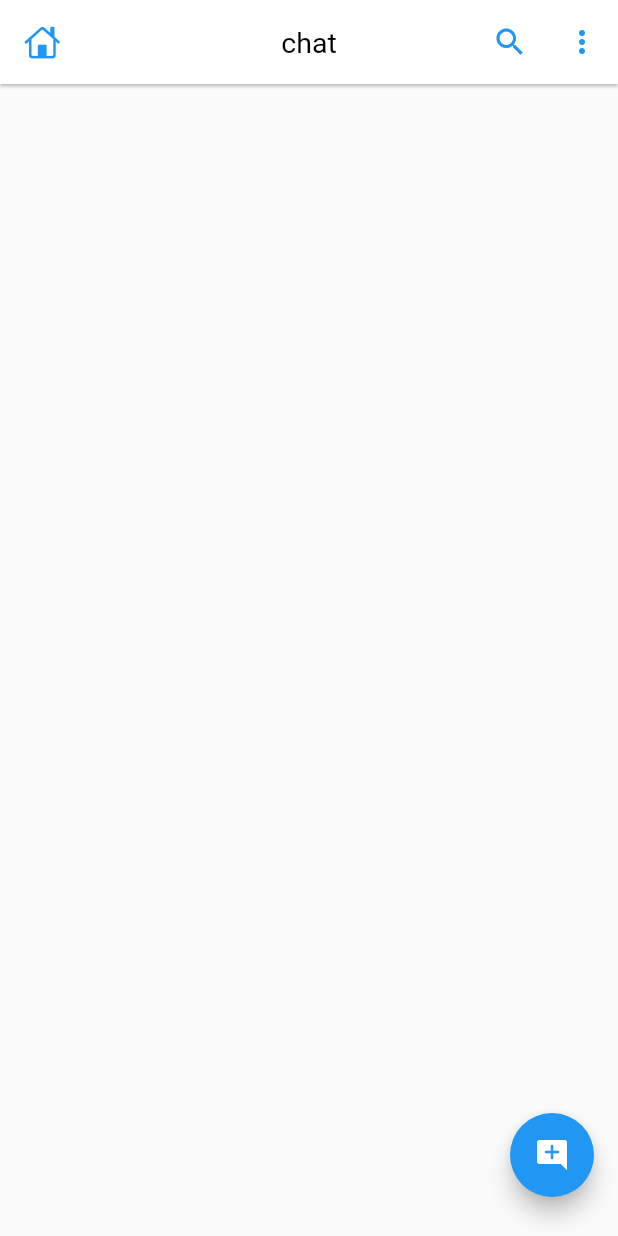
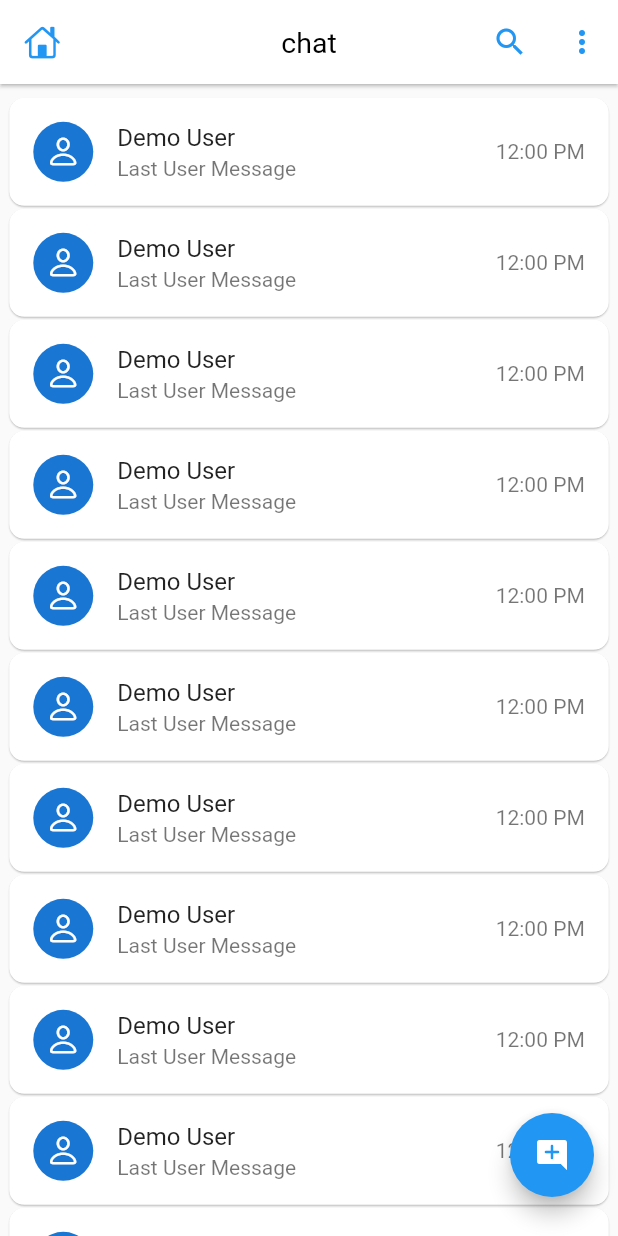
Before and after one commit to deepak27rathore/One_to_One, a Flutter app: the HomeScreen screen opened directly, after a tap on the "add comment" icon, on a phone screen of 412 x 824 dp. Run offline on Flutter 3.47's test engine with Material 2 defaults, Android fonts, the phone set to English and light mode, and no system bars; our stand-ins replace firebase_auth, firebase_core, google_sign_in; accounts and stored records are empty.

Commit message:
UI Design For Chat User Card

```diff
--- a/one_to_one/lib/Screens/HomeScreen.dart
+++ b/one_to_one/lib/Screens/HomeScreen.dart
@@ -1,7 +1,9 @@
-import 'package:firebase_auth/firebase_auth.dart';
 import 'package:flutter/cupertino.dart';
 import 'package:flutter/material.dart';
 import 'package:google_sign_in/google_sign_in.dart';
+import 'package:one_to_one/api/apis.dart';
+import 'package:one_to_one/main.dart';
+import 'package:one_to_one/widgets/chat_user_card.dart';
 
 class HomeScreen extends StatefulWidget {
   const HomeScreen({super.key});
@@ -31,11 +33,18 @@
           padding: const EdgeInsets.only(bottom: 10),
           child: FloatingActionButton(
               onPressed: () async {
-                await FirebaseAuth.instance.signOut();
+                await APIs.auth.signOut();
                 await GoogleSignIn().signOut();
               },
               child: const Icon(Icons.add_comment_rounded)),
         ) // AppBar
-        ); // Scaffold
+        ,
+        body: ListView.builder(
+            itemCount: 16,
+            padding: EdgeInsets.only(top: mq.height * 0.01),
+            physics: const BouncingScrollPhysics(),
+            itemBuilder: (context, index) {
+              return const ChatUserCard();
+            })); // Scaffold
   }
 }
--- a/one_to_one/lib/Screens/splash_screen.dart
+++ b/one_to_one/lib/Screens/splash_screen.dart
@@ -1,11 +1,9 @@
 import 'dart:developer';
-
-import 'package:firebase_auth/firebase_auth.dart';
-import 'package:firebase_core/firebase_core.dart';
 import 'package:flutter/material.dart';
 import 'package:flutter/services.dart';
 import 'package:one_to_one/Screens/Auth/login_screen.dart';
 import 'package:one_to_one/Screens/HomeScreen.dart';
+import 'package:one_to_one/api/apis.dart';
 import 'package:one_to_one/main.dart';
 
 //splash screen
@@ -25,8 +23,8 @@
       SystemChrome.setEnabledSystemUIMode(SystemUiMode.edgeToEdge);
       SystemChrome.setSystemUIOverlayStyle(
           const SystemUiOverlayStyle(statusBarColor: Colors.transparent));
-      if (FirebaseAuth.instance.currentUser != null) {
-        log('\nUser ${FirebaseAuth.instance.currentUser}');
+      if (APIs.auth.currentUser != null) {
+        log('\nUser ${APIs.auth.currentUser}');
         //naviagte to homescreen
         Navigator.pushReplacement(
             context, MaterialPageRoute(builder: (_) => const HomeScreen()));
--- /dev/null
+++ b/one_to_one/lib/api/apis.dart
@@ -0,0 +1,5 @@
+import 'package:firebase_auth/firebase_auth.dart';
+
+class APIs {
+  static FirebaseAuth auth = FirebaseAuth.instance;
+}
--- /dev/null
+++ b/one_to_one/lib/widgets/chat_user_card.dart
@@ -0,0 +1,36 @@
+import 'package:flutter/cupertino.dart';
+import 'package:flutter/material.dart';
+import 'package:one_to_one/main.dart';
+
+class ChatUserCard extends StatefulWidget {
+  const ChatUserCard({super.key});
+
+  @override
+  State<ChatUserCard> createState() => _ChatUserCardState();
+}
+
+class _ChatUserCardState extends State<ChatUserCard> {
+  @override
+  Widget build(BuildContext context) {
+    return Card(
+        margin: EdgeInsets.symmetric(horizontal: mq.width * .015, vertical: 1),
+        elevation: 0.5,
+        shape: RoundedRectangleBorder(borderRadius: BorderRadius.circular(10)),
+        child: InkWell(
+          onTap: () {},
+          child: const ListTile(
+            //User Profile
+            leading: CircleAvatar(child: Icon(CupertinoIcons.person)),
+
+            //User name
+            title: Text('Demo User'),
+
+            //user last Message
+            subtitle: Text('Last User Message', maxLines: 1),
+
+            //user last message time
+            trailing: Text('12:00 PM', style: TextStyle(color: Colors.black54)),
+          ),
+        ));
+  }
+}
```
